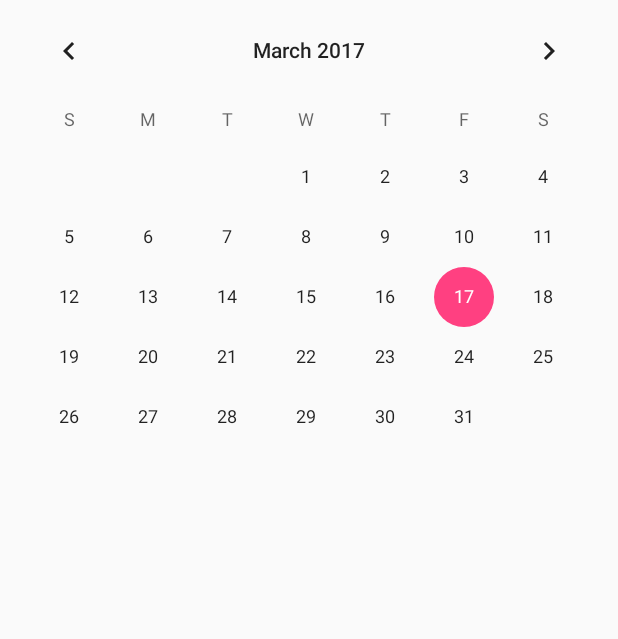
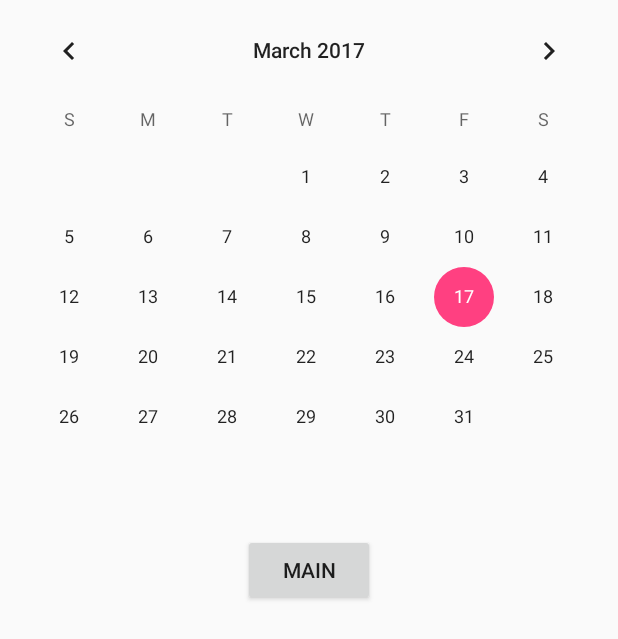
Before and after one commit to akshaych/calorie_counter, an Android app: the CalendarActivity screen opened directly, with no data from a screen before it, on a phone screen of 412 x 824 dp. Shown: the top 639 px of the screen. Run offline under Robolectric (Android 15) with nearby library versions, the phone set to English and light mode, and no system bars.

Commit message:
Added return button for calendar

```diff
--- a/EasyFoodDiary/app/src/main/java/cis350/upenn/edu/easyfooddiary/CalendarActivity.java
+++ b/EasyFoodDiary/app/src/main/java/cis350/upenn/edu/easyfooddiary/CalendarActivity.java
@@ -3,6 +3,7 @@ package cis350.upenn.edu.easyfooddiary;
 import android.content.Intent;
 import android.os.Bundle;
 import android.support.v7.app.AppCompatActivity;
+import android.view.View;
 import android.widget.CalendarView;
 
 import java.util.Calendar;
@@ -31,4 +32,13 @@ public class CalendarActivity extends AppCompatActivity {
             }
         });
     }
+
+    public void onClick(View view) {
+        //have to differentiate amongst buttons
+        if (view.getId() == R.id.main) {
+            Intent i = new Intent(this, InformationActivity.class);
+            startActivity(i);
+        }
+    }
+
 }
--- a/EasyFoodDiary/app/src/main/res/layout/activity_calendar.xml
+++ b/EasyFoodDiary/app/src/main/res/layout/activity_calendar.xml
@@ -1,11 +1,22 @@
 <?xml version="1.0" encoding="utf-8"?>
-<LinearLayout xmlns:android="http://schemas.android.com/apk/res/android"
+<RelativeLayout xmlns:android="http://schemas.android.com/apk/res/android"
     android:layout_width="match_parent"
     android:layout_height="match_parent">
 
 
     <CalendarView
         android:layout_width="match_parent"
-        android:layout_height="match_parent"
+        android:layout_height="wrap_content"
         android:id="@+id/calendar"/>
-</LinearLayout>
+
+    <Button
+        android:layout_width="wrap_content"
+        android:layout_height="wrap_content"
+        android:id="@+id/main"
+        android:text="Main"
+        android:onClick="onClick"
+        android:layout_marginTop="18dp"
+        android:layout_below="@+id/calendar"
+        android:layout_centerHorizontal="true" />
+
+</RelativeLayout>
```
